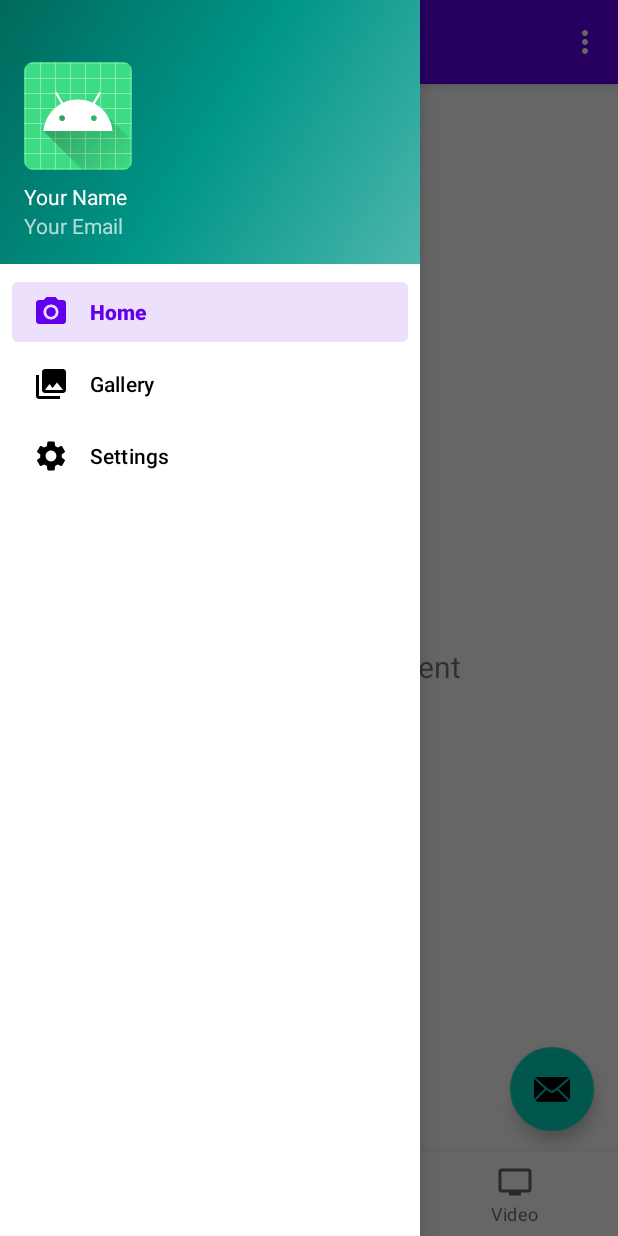
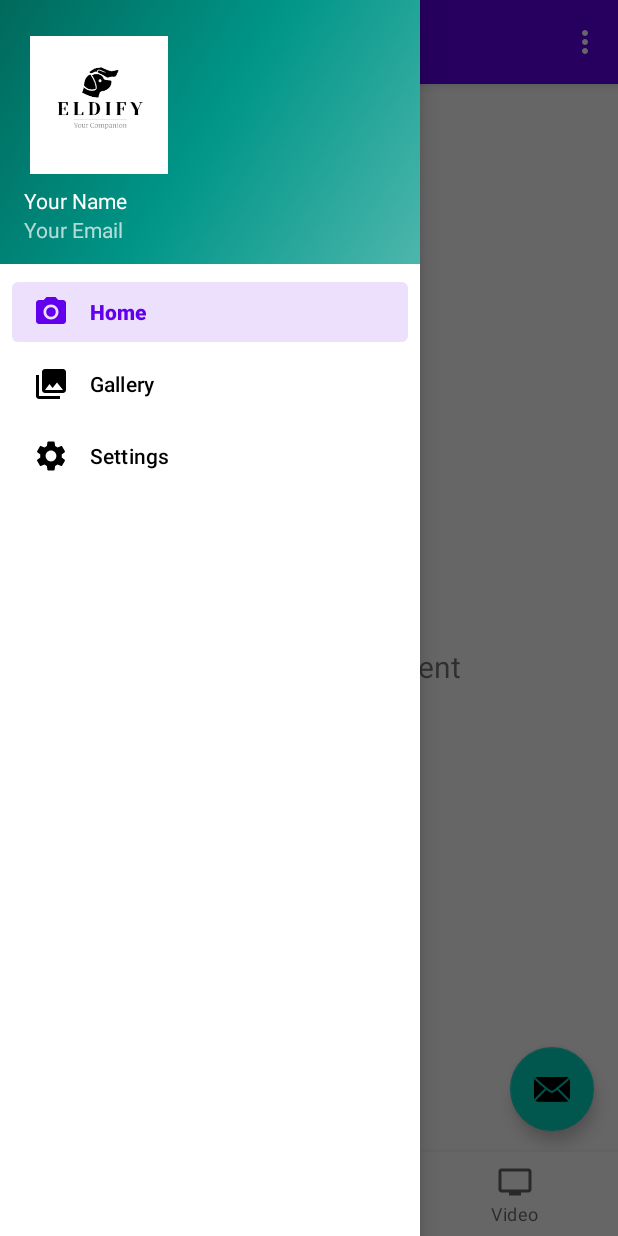
Before and after one commit to Eldify-SIH/Eldify-App, an Android app: the MainActivity screen opened directly, with no data from a screen before it, with the side drawer open, on a phone screen of 412 x 824 dp. Run offline under Robolectric (Android 15) with nearby library versions, the phone set to English and light mode, and no system bars; our stand-ins replace navigation-ui.

Commit message:
integrated shared pref with settings, basic details, video conf and tested everything

```diff
--- a/app/src/main/AndroidManifest.xml
+++ b/app/src/main/AndroidManifest.xml
@@ -7,9 +7,9 @@
         android:allowBackup="true"
         android:dataExtractionRules="@xml/data_extraction_rules"
         android:fullBackupContent="@xml/backup_rules"
-        android:icon="@mipmap/ic_launcher"
+        android:icon="@drawable/eldify"
         android:label="@string/app_name"
-        android:roundIcon="@mipmap/ic_launcher_round"
+        android:roundIcon="@drawable/eldify"
         android:supportsRtl="true"
         android:theme="@style/Theme.Eldify"
         tools:targetApi="31" >
--- a/app/src/main/java/com/sih/eldify/BasicDetails.kt
+++ b/app/src/main/java/com/sih/eldify/BasicDetails.kt
@@ -24,8 +24,9 @@ class BasicDetails : AppCompatActivity() {
         }
 
         user_basic_details_submit.setOnClickListener {
-            Toast.makeText(this, "Here", Toast.LENGTH_SHORT).show()
             saveData()
+            val intent = Intent(this, MainActivity::class.java)
+            startActivity(intent)
         }
     }
 
--- a/app/src/main/java/com/sih/eldify/MainActivity.kt
+++ b/app/src/main/java/com/sih/eldify/MainActivity.kt
@@ -50,8 +50,6 @@ class MainActivity : AppCompatActivity() {
         val user_name = sharedPreferences.getString("USER_NAME", null)
         val user_email = sharedPreferences.getString("USER_EMAIL", null)
 
-        Log.d("shp", user_name + user_email)
-
         val navHeaderView = navView.getHeaderView(0)
 
         if(user_name != null && user_email != null){
--- a/app/src/main/java/com/sih/eldify/ui/video/VideoFragment.kt
+++ b/app/src/main/java/com/sih/eldify/ui/video/VideoFragment.kt
@@ -40,7 +40,6 @@ class VideoFragment : Fragment() {
 
         val sharedPreferences = activity?.getSharedPreferences("BASIC_DETAILS", Context.MODE_PRIVATE)
         val uniqueString = sharedPreferences?.getString("USER_EMAIL", null) + sharedPreferences?.getString("EM_CONTACT_1", null)
-        conferenceName.setText(uniqueString)
         val hashString = md5(uniqueString)
 
             join_btn.setOnClickListener {
--- a/app/src/main/res/layout/activity_main.xml
+++ b/app/src/main/res/layout/activity_main.xml
@@ -20,7 +20,7 @@
         android:layout_width="wrap_content"
         android:layout_height="match_parent"
         android:layout_gravity="start"
-        android:fitsSystemWindows="true"
+        android:fitsSystemWindows="false"
         app:headerLayout="@layout/nav_header_main"
         app:menu="@menu/activity_main_drawer" />
 </androidx.drawerlayout.widget.DrawerLayout>
--- a/app/src/main/res/layout/nav_header_main.xml
+++ b/app/src/main/res/layout/nav_header_main.xml
@@ -14,21 +14,23 @@
 
     <ImageView
         android:id="@+id/imageView"
-        android:layout_width="wrap_content"
-        android:layout_height="wrap_content"
+        android:layout_width="100dp"
+        android:layout_height="100dp"
         android:contentDescription="@string/nav_header_desc"
         android:paddingTop="@dimen/nav_header_vertical_spacing"
-        app:srcCompat="@mipmap/ic_launcher_round" />
+        app:srcCompat="@drawable/eldify" />
 
     <TextView
         android:id="@+id/nav_user_name"
         android:layout_width="match_parent"
         android:layout_height="wrap_content"
         android:paddingTop="@dimen/nav_header_vertical_spacing"
+        android:text="@string/nav_header_title"
         android:textAppearance="@style/TextAppearance.AppCompat.Body1" />
 
     <TextView
         android:id="@+id/nav_user_email"
         android:layout_width="wrap_content"
-        android:layout_height="wrap_content" />
+        android:layout_height="wrap_content"
+        android:text="@string/nav_header_subtitle" />
 </LinearLayout>
```
Also changed, not shown: app/src/main/java/com/sih/eldify/ui/settings/SettingsFragment.kt (+46 -4 lines), app/src/main/res/layout/fragment_video.xml (+5 -12 lines), app/src/main/res/drawable-v24/eldify.png (added).
